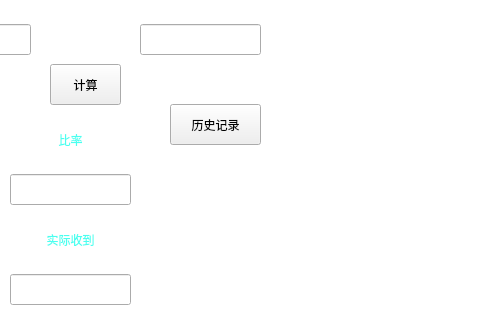
This is GUI.ui in lzy756/exchange-rate-from-ARS-TUR-to-CNY as Qt 5 draws it before an edit; both pictures show x 220 to 700 and y 276 to 596 of the 956 by 596 pixel window. The edited form follows.
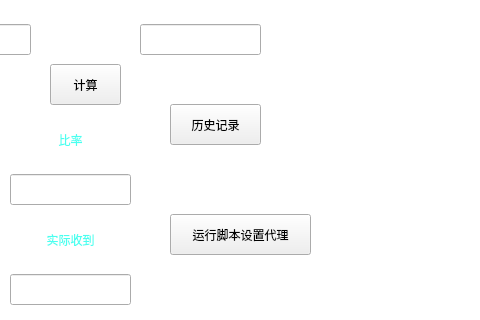
This is the edited form. Icons and pictures are not drawn.

Commit message: 修改代理的bat直接设置个按钮运行，同时修改一些逻辑错误

Patch:
```diff
--- a/GUI.ui
+++ b/GUI.ui
@@ -465,6 +465,24 @@
     <set>Qt::AlignCenter</set>
    </property>
   </widget>
+  <widget class="QPushButton" name="batbottom">
+   <property name="geometry">
+    <rect>
+     <x>390</x>
+     <y>490</y>
+     <width>141</width>
+     <height>41</height>
+    </rect>
+   </property>
+   <property name="font">
+    <font>
+     <family>微软雅黑 Light</family>
+    </font>
+   </property>
+   <property name="text">
+    <string>运行脚本设置代理</string>
+   </property>
+  </widget>
   <zorder>listView</zorder>
   <zorder>fromcomboBox</zorder>
   <zorder>tocomboBox</zorder>
@@ -487,6 +505,7 @@
   <zorder>label_8</zorder>
   <zorder>blvEdit</zorder>
   <zorder>label_9</zorder>
+  <zorder>batbottom</zorder>
  </widget>
  <resources>
   <include location="picture.qrc"/>
```
The commit also changes 2 other files.
